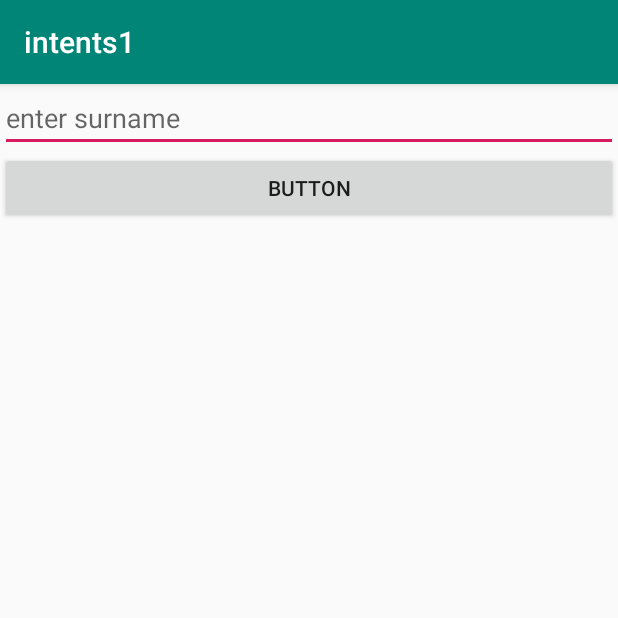
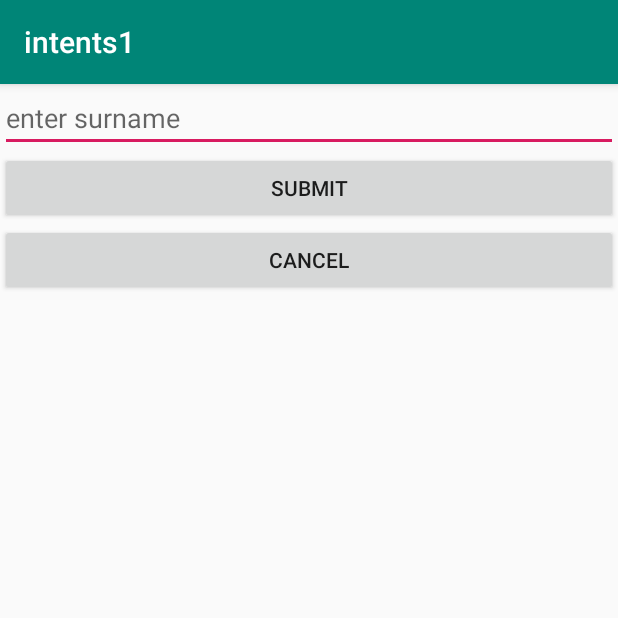
Before and after one commit to Ashar77/Android-Development, an Android app: the Main3Activity screen opened directly, with no data from a screen before it, on a phone screen of 412 x 824 dp, the top half of it. Run offline under Robolectric (Android 15) with nearby library versions, the phone set to English and light mode, and no system bars.

Commit message:
completed explicit intents

```diff
--- a/intents1/app/src/main/java/com/example/intents1/Main2Activity.java
+++ b/intents1/app/src/main/java/com/example/intents1/Main2Activity.java
@@ -15,5 +15,11 @@ public class Main2Activity extends AppCompatActivity {
         setContentView(R.layout.activity_main2);
 
         tvwelcome = findViewById(R.id.tvwelcome);
+
+        String name = getIntent().getStringExtra("name");
+
+        tvwelcome.setText(name + ", welcome to Activity 2!");
+
+
     }
 }
--- a/intents1/app/src/main/java/com/example/intents1/Main3Activity.java
+++ b/intents1/app/src/main/java/com/example/intents1/Main3Activity.java
@@ -2,29 +2,68 @@ package com.example.intents1;
 
 import androidx.appcompat.app.AppCompatActivity;
 
+import android.content.Intent;
 import android.os.Bundle;
 import android.view.View;
 import android.widget.Button;
 import android.widget.EditText;
+import android.widget.Toast;
 
 public class Main3Activity extends AppCompatActivity {
 
-    EditText etsurname;
+    EditText etSurname;
     Button btnsubmit;
-
+    Button btnCancel;
     @Override
     protected void onCreate(Bundle savedInstanceState) {
         super.onCreate(savedInstanceState);
         setContentView(R.layout.activity_main3);
 
-        etsurname.findViewById(R.id.etsurname);
-        btnsubmit.findViewById(R.id.btnsubmit);
+        etSurname = findViewById(R.id.etsurname);
+        btnsubmit = findViewById(R.id.btnsubmit);
+        btnCancel = findViewById(R.id.btnCancel);
+
+
 
         btnsubmit.setOnClickListener(new View.OnClickListener() {
             @Override
             public void onClick(View v) {
 
+                if (etSurname.getText().toString().isEmpty()){
+
+                    Toast.makeText(Main3Activity.this,"enter your surname!",Toast.LENGTH_SHORT).show();
+                }
+
+                else{
+                    String surname = etSurname.getText().toString().trim();
+                    Intent intent = new Intent();
+                    intent.putExtra("surname",surname);
+                    setResult(RESULT_OK,intent);
+                    Main3Activity.this.finish();
+
+
+
+                }
+
             }
         });
+
+
+
+        btnCancel.setOnClickListener(new View.OnClickListener() {
+            @Override
+            public void onClick(View v) {
+                setResult(RESULT_CANCELED);
+                Main3Activity.this.finish();
+            }
+        });
+
+
+
+
     }
+
+
+
+
 }
--- a/intents1/app/src/main/res/layout/activity_main.xml
+++ b/intents1/app/src/main/res/layout/activity_main.xml
@@ -19,7 +19,7 @@
         android:id="@+id/btnAct2"
         android:layout_width="match_parent"
         android:layout_height="wrap_content"
-        android:text="Activity 2" />
+        android:text="Activity 2"/>
 
     <Button
         android:id="@+id/btnAct3"
--- a/intents1/app/src/main/res/layout/activity_main3.xml
+++ b/intents1/app/src/main/res/layout/activity_main3.xml
@@ -2,10 +2,11 @@
 <LinearLayout xmlns:android="http://schemas.android.com/apk/res/android"
     xmlns:app="http://schemas.android.com/apk/res-auto"
     xmlns:tools="http://schemas.android.com/tools"
+    android:id="@+id/btncancel"
     android:layout_width="match_parent"
     android:layout_height="match_parent"
-    tools:context=".Main3Activity"
-    android:orientation="vertical">
+    android:orientation="vertical"
+    tools:context=".Main3Activity">
 
     <EditText
         android:id="@+id/etsurname"
@@ -19,5 +20,11 @@
         android:id="@+id/btnsubmit"
         android:layout_width="match_parent"
         android:layout_height="wrap_content"
-        android:text="Button" />
+        android:text="submit" />
+
+    <Button
+        android:id="@+id/btnCancel"
+        android:layout_width="match_parent"
+        android:layout_height="wrap_content"
+        android:text="@android:string/cancel" />
 </LinearLayout>
```
Also changed, not shown: intents1/app/src/main/java/com/example/intents1/MainActivity.java (+47 -4 lines).
